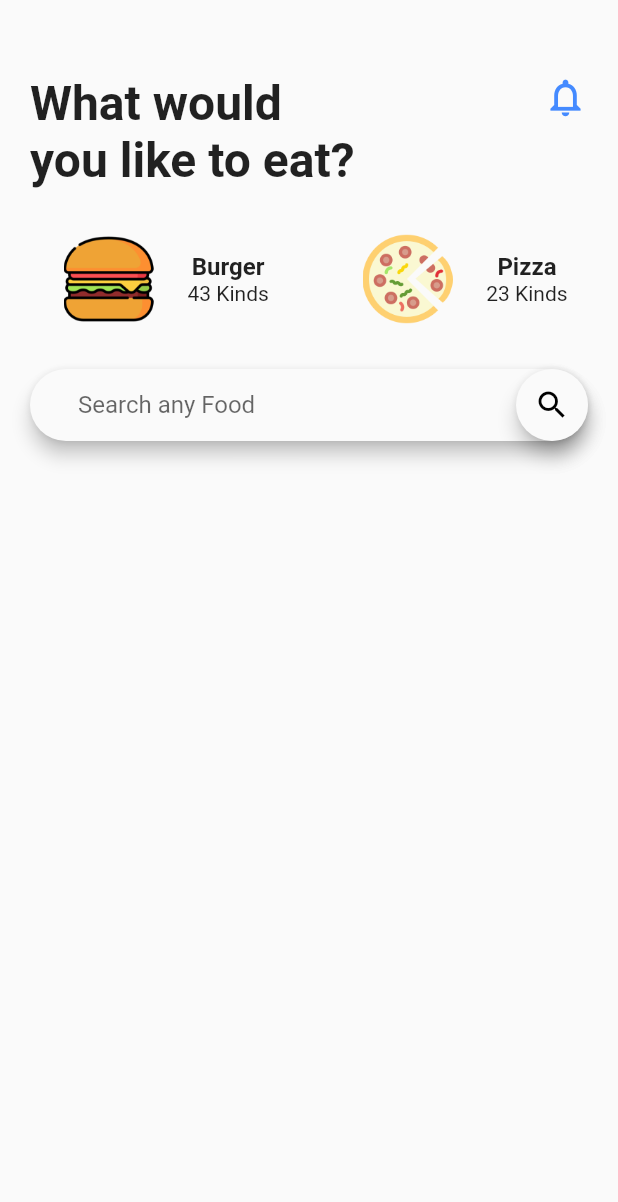
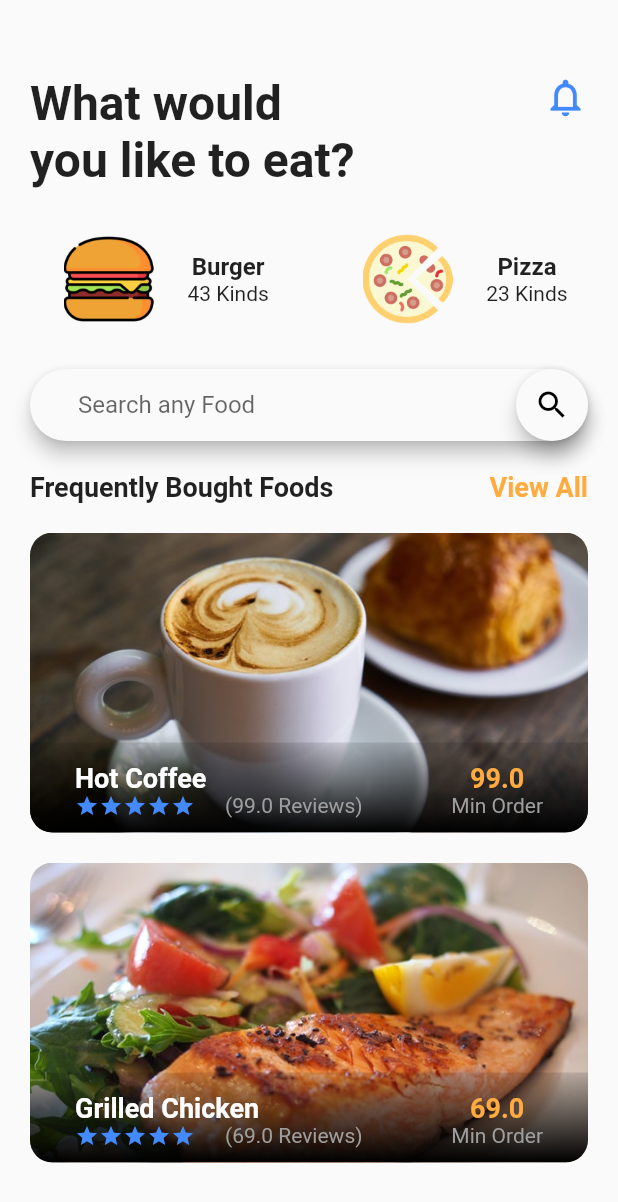
Before and after one commit to MarwanSallum/Food-Delivery-App, a Flutter app: the screen it shows after launch, on a phone screen of 412 x 824 dp. Shown: the top 1202 px of the screen. Run offline on Flutter 3.47's test engine with Material 2 defaults, Android fonts, the phone set to English and light mode, and no system bars.

Commit message:
add bought foods UI

```diff
--- /dev/null
+++ b/lib/src/data/food_data.dart
@@ -0,0 +1,31 @@
+class Food{
+  final String id;
+  final String name;
+  final String imagePath;
+  final String category;
+  final double price;
+  final double discount;
+  final double ratings;
+
+  Food({
+        this.id,
+        this.name,
+        this.imagePath,
+        this.category,
+        this.price,
+        this.discount,
+        this.ratings
+  });
+}
+
+final foods = [
+  Food(
+    id: '1',name: "Hot Coffee", imagePath: "assets/images/breakfast.jpeg",
+    category: "1", price: 22.0, discount: 33.5, ratings: 99.0
+  ),
+
+  Food(
+      id: '2',name: "Grilled Chicken", imagePath: "assets/images/lunch.jpeg",
+      category: "2", price: 12.0, discount: 34.5, ratings: 69.0
+  ),
+];
--- a/lib/src/home_screen.dart
+++ b/lib/src/home_screen.dart
@@ -1,7 +1,11 @@
 import 'package:flutter/material.dart';
+import 'package:food_delivery_app/src/widgets/bought_foods.dart';
 import 'package:food_delivery_app/src/widgets/food_category.dart';
 import 'package:food_delivery_app/src/widgets/home_top_info.dart';
 import 'package:food_delivery_app/src/widgets/search_field.dart';
+
+// Data
+import 'data/food_data.dart';
 
 class HomeScreen extends StatefulWidget {
   @override
@@ -9,6 +13,7 @@ class HomeScreen extends StatefulWidget {
 }
 
 class _HomeScreenState extends State<HomeScreen> {
+  List<Food> _foods = foods;
   @override
   Widget build(BuildContext context) {
     return Scaffold(
@@ -19,8 +24,52 @@ class _HomeScreenState extends State<HomeScreen> {
             FoodCategory(),
             SizedBox(height: 20.0,),
             SearchField(),
+          SizedBox(height: 20.0,),
+          Row(
+            mainAxisAlignment: MainAxisAlignment.spaceBetween,
+            children: [
+              Text(
+                "Frequently Bought Foods",
+                style: TextStyle(
+                  fontSize: 18.0,
+                  fontWeight: FontWeight.bold,
+                ),
+              ),
+              GestureDetector(
+                onTap: (){},
+                child: Text(
+                  "View All",
+                  style: TextStyle(
+                    fontWeight: FontWeight.bold,
+                    fontSize: 18.0,
+                    color: Colors.orangeAccent
+                  ),
+                ),
+              ),
+            ],
+          ),
+          SizedBox(height: 20.0,),
+          Column(
+            children: _foods.map(_buildFoodItems).toList(),
+          ),
+
         ],
       ),
     );
   }
+
+  Widget _buildFoodItems(Food food){
+    return Container(
+      margin: EdgeInsets.only(bottom: 20.0),
+      child: BoughtFoods(
+        id: food.id,
+        imagePath: food.imagePath,
+        category: food.category,
+        discount: food.discount,
+        name: food.name,
+        price: food.price,
+        ratings: food.ratings,
+      ),
+    );
+  }
 }
--- /dev/null
+++ b/lib/src/widgets/bought_foods.dart
@@ -0,0 +1,110 @@
+import 'package:flutter/material.dart';
+
+class BoughtFoods extends StatefulWidget {
+
+  final String id;
+  final String name;
+  final String imagePath;
+  final String category;
+  final double price;
+  final double discount;
+  final double ratings;
+
+
+  BoughtFoods({this.id, this.name, this.imagePath, this.category, this.price,
+    this.discount, this.ratings});
+
+  @override
+  _BoughtFoodsState createState() => _BoughtFoodsState();
+}
+
+class _BoughtFoodsState extends State<BoughtFoods> {
+  @override
+  Widget build(BuildContext context) {
+    return ClipRRect(
+      borderRadius: BorderRadius.circular(15.0),
+      child: Stack(
+        alignment: Alignment.center,
+        children: [
+          Container(
+            height: 200.0,
+            width: double.infinity,
+            child: Image.asset(
+              widget.imagePath,
+              fit: BoxFit.cover,
+            ),
+          ),
+          Positioned(
+            bottom: 0.0,
+            child: Container(
+              height: 60.0,
+              width: 380,
+              decoration: BoxDecoration(
+                gradient: LinearGradient(
+                  colors: [Colors.black, Colors.black12],
+                  begin: Alignment.bottomCenter,
+                  end: Alignment.topCenter,
+                ),
+              ),
+            ),
+          ),
+          Positioned(
+            left: 30.0,
+            bottom: 10.0,
+            right: 30.0,
+            child: Row(
+              mainAxisAlignment: MainAxisAlignment.spaceBetween,
+              children: [
+                Column(
+                  crossAxisAlignment: CrossAxisAlignment.start,
+                  children: [
+                    Text(
+                      widget.name,
+                      style: TextStyle(
+                        color: Colors.white,
+                        fontSize: 18.0,
+                        fontWeight: FontWeight.bold,
+                      ),
+                    ),
+                    Row(
+                      children: [
+                        Icon(Icons.star, color: Theme.of(context).primaryColor, size: 16.0,),
+                        Icon(Icons.star, color: Theme.of(context).primaryColor, size: 16.0,),
+                        Icon(Icons.star, color: Theme.of(context).primaryColor, size: 16.0,),
+                        Icon(Icons.star, color: Theme.of(context).primaryColor, size: 16.0,),
+                        Icon(Icons.star, color: Theme.of(context).primaryColor, size: 16.0,),
+
+                        SizedBox(width: 20.0,),
+
+                        Text("(${widget.ratings.toString()} Reviews)",
+                        style: TextStyle(color: Colors.grey),
+                        )
+
+                      ],
+                    ),
+                  ],
+                ),
+                Column(
+                  children: [
+                    Text(widget.ratings.toString(),
+                    style: TextStyle(
+                      fontWeight: FontWeight.bold,
+                      color: Colors.orangeAccent,
+                      fontSize: 18.0
+                    ),
+                    ),
+                    Text("Min Order",
+                    style: TextStyle(
+                      color: Colors.grey
+                    ),
+                    )
+                  ],
+                ),
+              ],
+            ),
+          ),
+        ],
+      ),
+    );
+  }
+}
```
